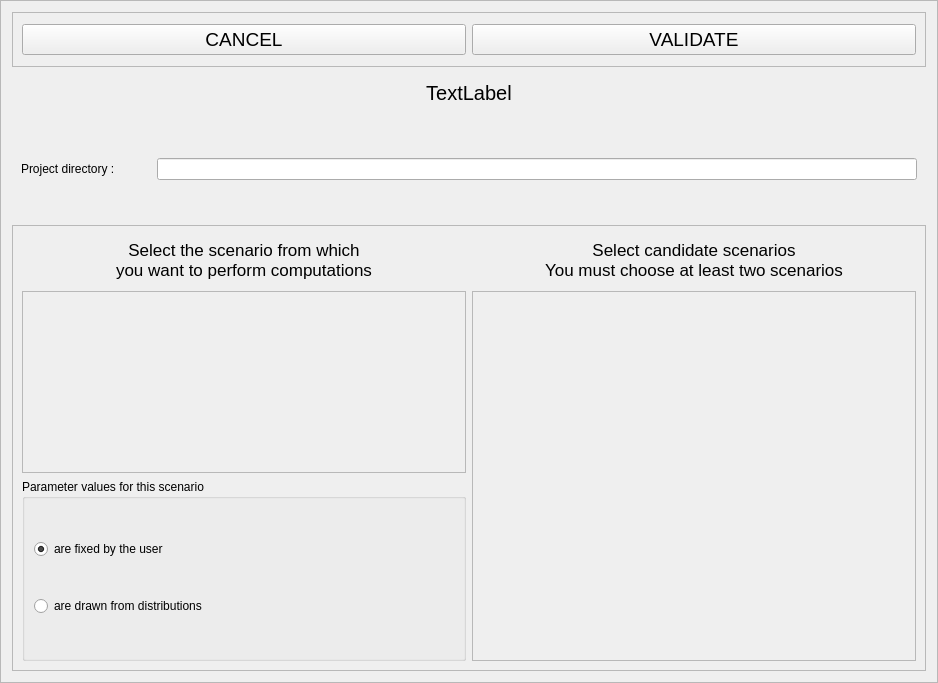
cbgp/diyabc, file python_interface/uis/biasScenarioSelection.ui: the form before one commit.
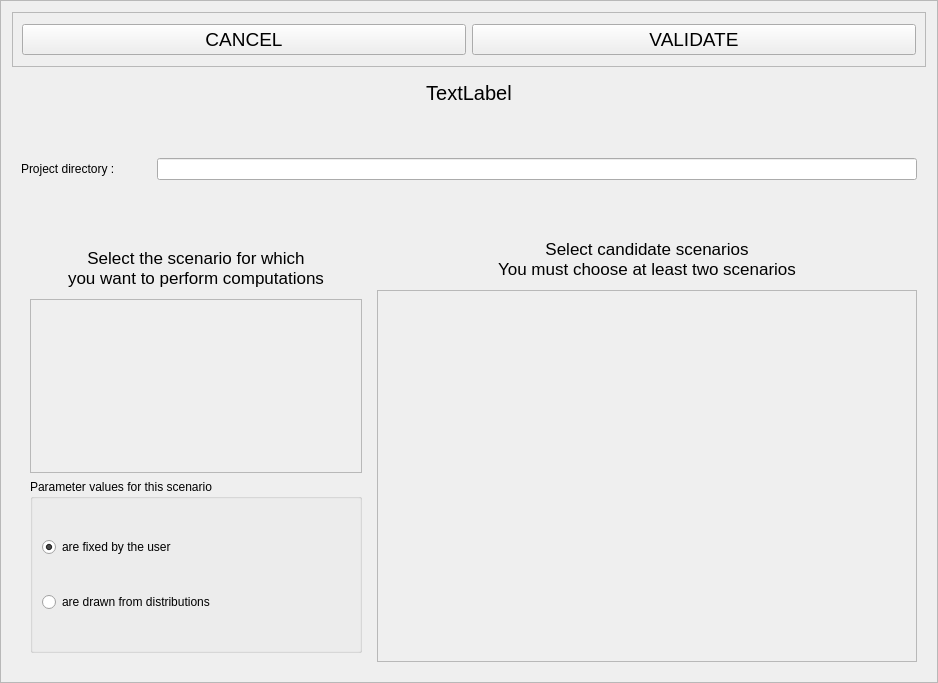
The form after the commit.

The edit to the form file:
```diff
--- a/python_interface/uis/biasScenarioSelection.ui
+++ b/python_interface/uis/biasScenarioSelection.ui
@@ -166,13 +166,20 @@
    <item>
     <widget class="QFrame" name="frame">
      <property name="frameShape">
-      <enum>QFrame::StyledPanel</enum>
+      <enum>QFrame::NoFrame</enum>
      </property>
      <property name="frameShadow">
       <enum>QFrame::Raised</enum>
      </property>
      <layout class="QHBoxLayout" name="horizontalLayout">
       <item>
+       <widget class="QFrame" name="">
+        <property name="maximumSize">
+         <size>
+          <width>350</width>
+          <height>16777215</height>
+         </size>
+        </property>
        <layout class="QVBoxLayout" name="verticalLayout">
         <item>
          <widget class="QLabel" name="selectionLabel">
@@ -194,7 +201,7 @@
            </font>
           </property>
           <property name="text">
-           <string>Select the scenario from which
+            <string>Select the scenario for which
 you want to perform computations</string>
           </property>
           <property name="alignment">
@@ -252,6 +259,7 @@
          </widget>
         </item>
        </layout>
+       </widget>
       </item>
       <item>
        <layout class="QVBoxLayout" name="verticalLayout_2">
```
Lines whose indentation alone changed are shown as unchanged.
